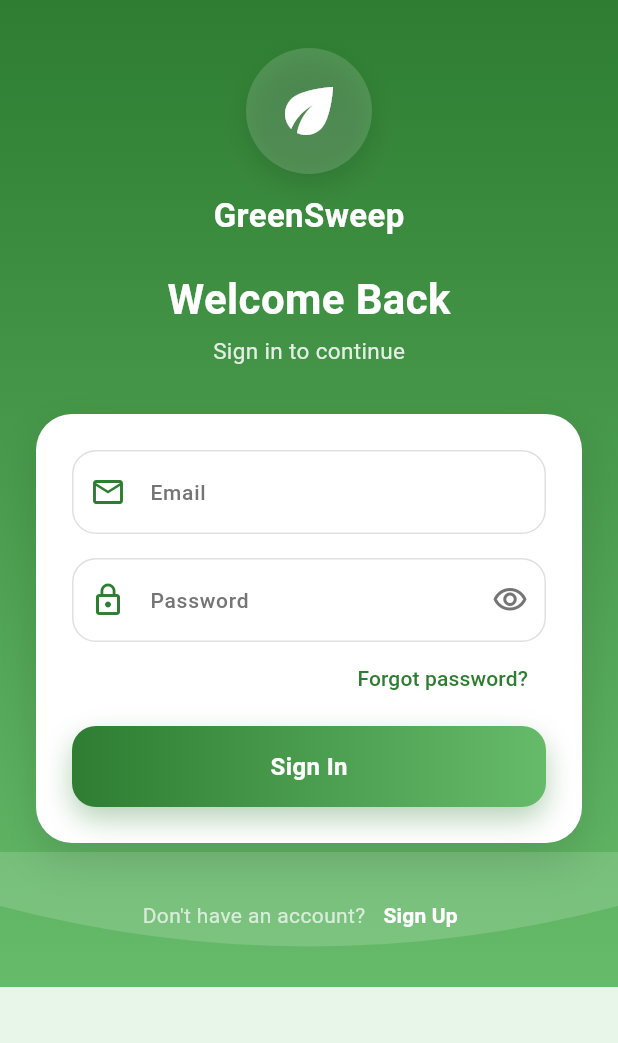
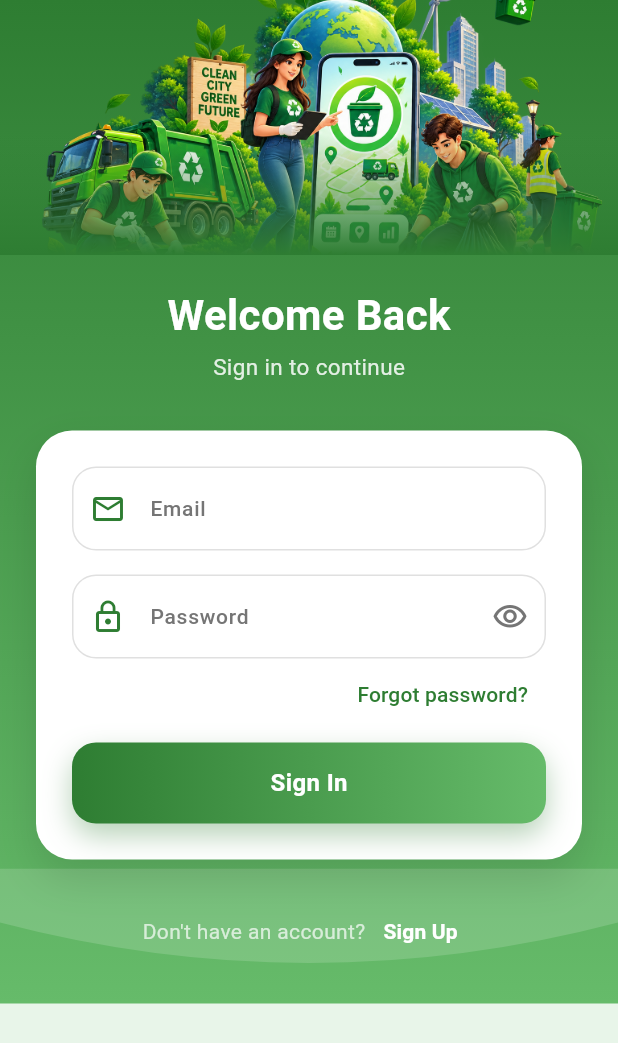
Before and after one commit to MinuraJaySL/R26-IT-126, a Flutter app: the screen it shows after launch, on a phone screen of 412 x 824 dp. Shown: the top 1043 px of the screen. Run offline on Flutter 3.47's test engine with Material 3 defaults, Android fonts, the phone set to English and light mode, and no system bars; our stand-ins replace cloud_firestore, firebase_auth, firebase_core, firebase_messaging, flutter_map, geolocator and 2 more; accounts and stored records are empty.

Commit message:
It22088482 (#40)
* Backup before EmailJS migration - current working state

# Conflicts:
#	mobile_app/lib/providers/auth_provider.dart
#	mobile_app/lib/services/auth_service.dart

* Migrate to Cloudflare Worker for OTP verification

* Add branded banner image to login/register and fix desktop layout

```diff
--- a/mobile_app/lib/screens/auth/login_screen.dart
+++ b/mobile_app/lib/screens/auth/login_screen.dart
@@ -67,9 +67,9 @@ class _LoginScreenState extends State<LoginScreen>
           break;
       }
     } else {
-      ScaffoldMessenger.of(context).showSnackBar(
-        SnackBar(content: Text(auth.error ?? 'Login failed')),
-      );
+      ScaffoldMessenger.of(
+        context,
+      ).showSnackBar(SnackBar(content: Text(auth.error ?? 'Login failed')));
     }
   }
 
@@ -79,7 +79,15 @@ class _LoginScreenState extends State<LoginScreen>
       body: GradientBackground(
         child: SafeArea(
           child: SingleChildScrollView(
-            padding: const EdgeInsets.fromLTRB(24, 32, 24, 24),
+            padding: const EdgeInsets.only(bottom: 24),
+            child: Center(
+              child: ConstrainedBox(
+                // Caps the whole screen at a phone-like width on wide
+                // (desktop/PC) viewports — without this, the banner image
+                // and form fields stretch edge-to-edge across the window,
+                // which both looks wrong and crops the banner far more
+                // aggressively than on an actual phone screen.
+                constraints: const BoxConstraints(maxWidth: 440),
                 child: FadeTransition(
                   opacity: _fadeAnimation,
                   child: Column(
@@ -87,6 +95,11 @@ class _LoginScreenState extends State<LoginScreen>
                     children: [
                       const _LoginHeader(),
                       const SizedBox(height: 32),
+                      Padding(
+                        padding: const EdgeInsets.symmetric(horizontal: 24),
+                        child: Column(
+                          crossAxisAlignment: CrossAxisAlignment.stretch,
+                          children: [
                             Container(
                               padding: const EdgeInsets.all(24),
                               decoration: BoxDecoration(
@@ -130,15 +143,21 @@ class _LoginScreenState extends State<LoginScreen>
                                     alignment: Alignment.centerRight,
                                     child: TextButton(
                                       onPressed: () {
-                              ScaffoldMessenger.of(context).showSnackBar(
+                                        ScaffoldMessenger.of(
+                                          context,
+                                        ).showSnackBar(
                                           const SnackBar(
-                                  content: Text('Password reset coming soon'),
+                                            content: Text(
+                                              'Password reset coming soon',
+                                            ),
                                           ),
                                         );
                                       },
                                       child: const Text(
                                         'Forgot password?',
-                              style: TextStyle(color: AppColors.primaryDark),
+                                        style: TextStyle(
+                                          color: AppColors.primaryDark,
+                                        ),
                                       ),
                                     ),
                                   ),
@@ -174,6 +193,11 @@ class _LoginScreenState extends State<LoginScreen>
                           ],
                         ),
                       ),
+                    ],
+                  ),
+                ),
+              ),
+            ),
           ),
         ),
       ),
@@ -188,28 +212,34 @@ class _LoginHeader extends StatelessWidget {
   Widget build(BuildContext context) {
     return Column(
       children: [
-        Container(
-          padding: const EdgeInsets.all(18),
+        SizedBox(
+          height: 170,
+          width: double.infinity,
+          child: Stack(
+            fit: StackFit.expand,
+            children: [
+              Image.asset('assets/images/logo.png', fit: BoxFit.cover),
+              // Fades the image's own dark corners into the gradient below
+              // instead of showing a hard edge.
+              Positioned(
+                left: 0,
+                right: 0,
+                bottom: 0,
+                height: 80,
+                child: DecoratedBox(
                   decoration: BoxDecoration(
-            color: Colors.white.withValues(alpha: 0.15),
-            shape: BoxShape.circle,
-            boxShadow: [
-              BoxShadow(
-                color: Colors.black.withValues(alpha: 0.12),
-                blurRadius: 16,
-                offset: const Offset(0, 8),
+                    gradient: LinearGradient(
+                      begin: Alignment.topCenter,
+                      end: Alignment.bottomCenter,
+                      colors: [
+                        AppColors.primaryDark.withValues(alpha: 0),
+                        AppColors.primaryDark,
+                      ],
+                    ),
+                  ),
+                ),
               ),
             ],
-          ),
-          child: const Icon(Icons.eco, size: 48, color: Colors.white),
-        ),
-        const SizedBox(height: 12),
-        const Text(
-          'GreenSweep',
-          style: TextStyle(
-            fontSize: 22,
-            fontWeight: FontWeight.bold,
-            color: Colors.white,
           ),
         ),
         const SizedBox(height: 20),
--- a/mobile_app/lib/screens/auth/register_screen.dart
+++ b/mobile_app/lib/screens/auth/register_screen.dart
@@ -72,7 +72,9 @@ class _RegisterScreenState extends State<RegisterScreen>
   }
 
   void _showError(String message) {
-    ScaffoldMessenger.of(context).showSnackBar(SnackBar(content: Text(message)));
+    ScaffoldMessenger.of(
+      context,
+    ).showSnackBar(SnackBar(content: Text(message)));
   }
 
   Future<void> _sendCode() async {
@@ -153,6 +155,12 @@ class _RegisterScreenState extends State<RegisterScreen>
         child: SafeArea(
           child: SingleChildScrollView(
             padding: const EdgeInsets.fromLTRB(24, 16, 24, 24),
+            child: Center(
+              child: ConstrainedBox(
+                // Same reasoning as the login screen: caps the form at a
+                // phone-like width on wide (desktop/PC) viewports instead
+                // of stretching it edge-to-edge across the window.
+                constraints: const BoxConstraints(maxWidth: 440),
                 child: FadeTransition(
                   opacity: _fadeAnimation,
                   child: Column(
@@ -193,7 +201,8 @@ class _RegisterScreenState extends State<RegisterScreen>
                         ),
                         child: AnimatedSwitcher(
                           duration: const Duration(milliseconds: 300),
-                      transitionBuilder: (child, animation) => FadeTransition(
+                          transitionBuilder: (child, animation) =>
+                              FadeTransition(
                                 opacity: animation,
                                 child: SlideTransition(
                                   position: Tween<Offset>(
@@ -255,6 +264,8 @@ class _RegisterScreenState extends State<RegisterScreen>
               ),
             ),
           ),
+        ),
+      ),
     );
   }
 }
@@ -309,7 +320,9 @@ class _StepIndicator extends StatelessWidget {
                       labels[i],
                       style: TextStyle(
                         fontSize: 12,
-                        fontWeight: active ? FontWeight.w600 : FontWeight.normal,
+                        fontWeight: active
+                            ? FontWeight.w600
+                            : FontWeight.normal,
                         color: active
                             ? Colors.white
                             : Colors.white.withValues(alpha: 0.6),
@@ -492,7 +505,11 @@ class _PasswordStep extends StatelessWidget {
           style: TextStyle(color: AppColors.textSubtitle, fontSize: 12),
         ),
         const SizedBox(height: 16),
-        GradientButton(label: 'Create Account', busy: busy, onPressed: onSubmit),
+        GradientButton(
+          label: 'Create Account',
+          busy: busy,
+          onPressed: onSubmit,
+        ),
       ],
     );
   }
--- a/mobile_app/pubspec.yaml
+++ b/mobile_app/pubspec.yaml
@@ -80,6 +80,9 @@ flutter:
   # the material Icons class.
   uses-material-design: true
 
+  assets:
+    - assets/images/
+
   # To add assets to your application, add an assets section, like this:
   # assets:
   #   - images/a_dot_burr.jpeg
```
Also changed, not shown: mobile_app/assets/images/logo.png (added). Lines whose indentation alone changed are shown as unchanged.
